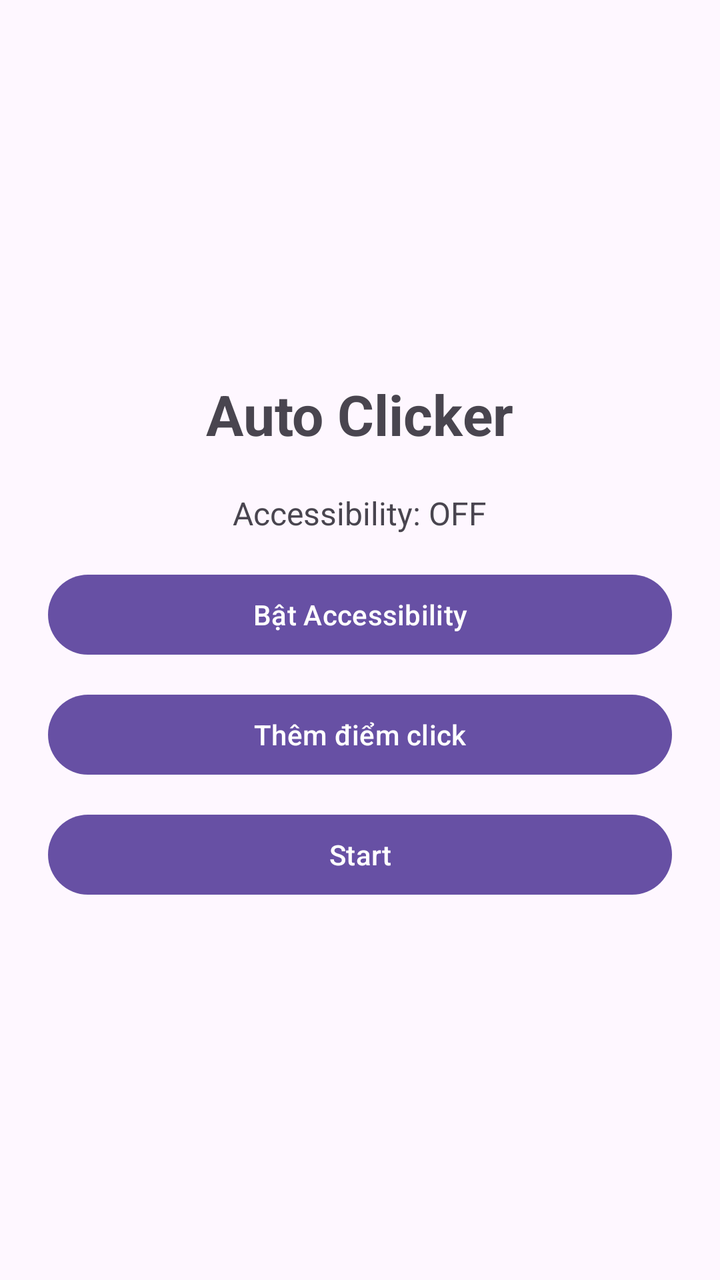
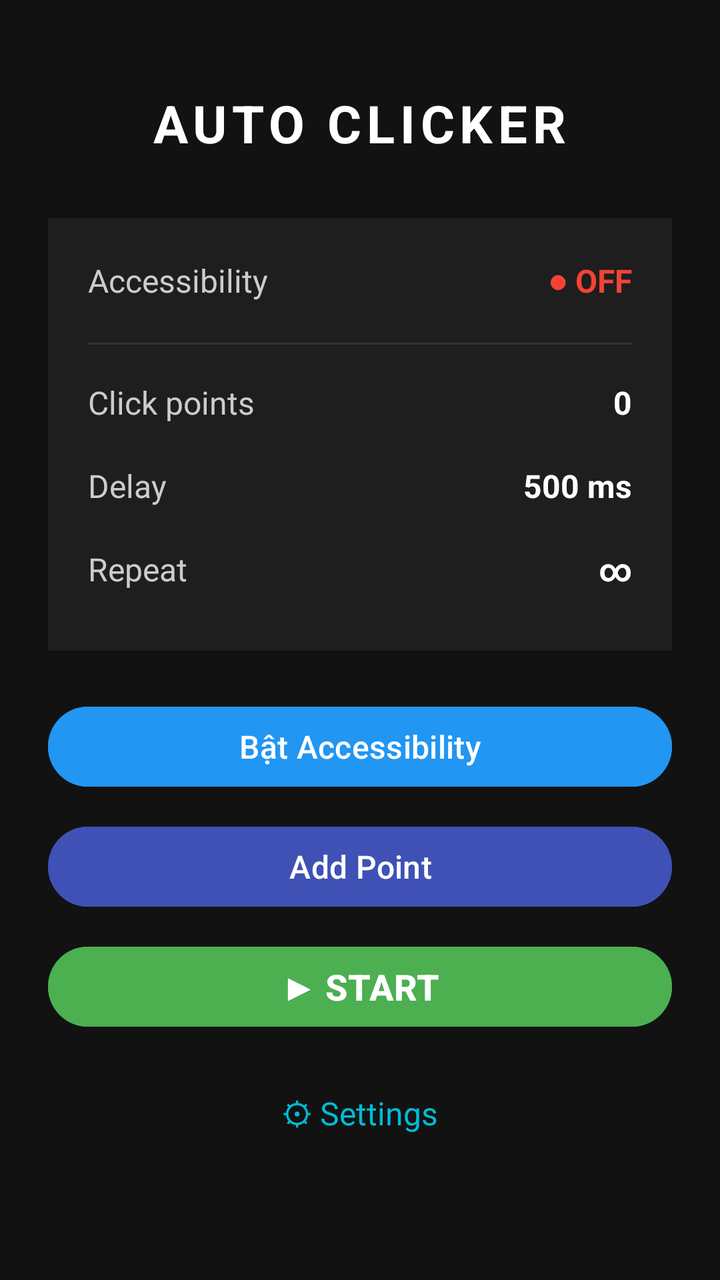

Before-and-after screenshots of an Android layout around one commit, followed by the original layout XML and the change that was made.
<!-- AndroidManifest.xml: application theme Theme.AutoClick -->
<!-- res/layout/activity_main.xml -->
<?xml version="1.0" encoding="utf-8"?>
<LinearLayout
    xmlns:android="http://schemas.android.com/apk/res/android"
    android:layout_width="match_parent"
    android:layout_height="match_parent"
    android:orientation="vertical"
    android:gravity="center"
    android:padding="24dp">

    <TextView
        android:layout_width="wrap_content"
        android:layout_height="wrap_content"
        android:text="Auto Clicker"
        android:textSize="28sp"
        android:textStyle="bold" />

    <TextView
        android:id="@+id/tvStatus"
        android:layout_width="wrap_content"
        android:layout_height="wrap_content"
        android:layout_marginTop="20dp"
        android:text="Accessibility: OFF"
        android:textSize="16sp" />

    <Button
        android:id="@+id/btnAccessibility"
        android:layout_width="match_parent"
        android:layout_height="wrap_content"
        android:layout_marginTop="16dp"
        android:text="Bật Accessibility" />

    <Button
        android:id="@+id/btnAddPoint"
        android:layout_width="match_parent"
        android:layout_height="wrap_content"
        android:layout_marginTop="12dp"
        android:text="Thêm điểm click" />

    <Button
        android:id="@+id/btnStartStop"
        android:layout_width="match_parent"
        android:layout_height="wrap_content"
        android:layout_marginTop="12dp"
        android:text="Start" />

</LinearLayout>
<!-- resources referenced by this layout -->
<resources>
  <style name="Theme.AutoClick" parent="Base.Theme.AutoClick" />
  <style name="Base.Theme.AutoClick" parent="Theme.Material3.DayNight.NoActionBar">
          
          
      </style>
</resources>

<!-- the commit's change to res/layout/activity_main.xml (unified diff, before → after) -->
@@ -4,43 +4,185 @@
     android:layout_width="match_parent"
     android:layout_height="match_parent"
     android:orientation="vertical"
-    android:gravity="center"
-    android:padding="24dp">
+    android:gravity="center_horizontal"
+    android:padding="24dp"
+    android:background="#121212">
 
+    
     <TextView
         android:layout_width="wrap_content"
         android:layout_height="wrap_content"
-        android:text="Auto Clicker"
-        android:textSize="28sp"
+        android:text="AUTO CLICKER"
+        android:textSize="26sp"
+        android:textStyle="bold"
+        android:textColor="#FFFFFF"
+        android:layout_marginTop="20dp"
+        android:letterSpacing="0.1" />
+
+    
+    <LinearLayout
+        android:layout_width="match_parent"
+        android:layout_height="wrap_content"
+        android:orientation="vertical"
+        android:background="#1E1E1E"
+        android:padding="20dp"
+        android:layout_marginTop="30dp">
+
+        
+        <LinearLayout
+            android:layout_width="match_parent"
+            android:layout_height="wrap_content"
+            android:orientation="horizontal"
+            android:gravity="center_vertical"
+            android:paddingBottom="12dp">
+
+            <TextView
+                android:layout_width="0dp"
+                android:layout_height="wrap_content"
+                android:layout_weight="1"
+                android:text="Accessibility"
+                android:textColor="#CCCCCC"
+                android:textSize="16sp" />
+
+            <TextView
+                android:id="@+id/tvAccessibilityStatus"
+                android:layout_width="wrap_content"
+                android:layout_height="wrap_content"
+                android:text="● OFF"
+                android:textColor="#F44336"
+                android:textSize="16sp"
+                android:textStyle="bold" />
+        </LinearLayout>
+
+        
+        <View
+            android:layout_width="match_parent"
+            android:layout_height="1dp"
+            android:background="#333333"
+            android:layout_marginVertical="8dp" />
+
+        
+        <LinearLayout
+            android:layout_width="match_parent"
+            android:layout_height="wrap_content"
+            android:orientation="horizontal"
+            android:gravity="center_vertical"
+            android:paddingVertical="10dp">
+
+            <TextView
+                android:layout_width="0dp"
+                android:layout_height="wrap_content"
+                android:layout_weight="1"
+                android:text="Click points"
+                android:textColor="#CCCCCC"
+                android:textSize="16sp" />
+
+            <TextView
+                android:id="@+id/tvClickPointsCount"
+                android:layout_width="wrap_content"
+                android:layout_height="wrap_content"
+                android:text="0"
+                android:textColor="#FFFFFF"
+                android:textSize="16sp"
+                android:textStyle="bold" />
+        </LinearLayout>
+
+        
+        <LinearLayout
+            android:layout_width="match_parent"
+            android:layout_height="wrap_content"
+            android:orientation="horizontal"
+            android:gravity="center_vertical"
+            android:paddingVertical="10dp">
+
+            <TextView
+                android:layout_width="0dp"
+                android:layout_height="wrap_content"
+                android:layout_weight="1"
+                android:text="Delay"
+                android:textColor="#CCCCCC"
+                android:textSize="16sp" />
+
+            <TextView
+                android:id="@+id/tvDelayInfo"
+                android:layout_width="wrap_content"
+                android:layout_height="wrap_content"
+                android:text="500 ms"
+                android:textColor="#FFFFFF"
+                android:textSize="16sp"
+                android:textStyle="bold" />
+        </LinearLayout>
+
+        
+        <LinearLayout
+            android:layout_width="match_parent"
+            android:layout_height="wrap_content"
+            android:orientation="horizontal"
+            android:gravity="center_vertical"
+            android:paddingVertical="10dp">
+
+            <TextView
+                android:layout_width="0dp"
+                android:layout_height="wrap_content"
+                android:layout_weight="1"
+                android:text="Repeat"
+                android:textColor="#CCCCCC"
+                android:textSize="16sp" />
+
+            <TextView
+                android:id="@+id/tvRepeatInfo"
+                android:layout_width="wrap_content"
+                android:layout_height="wrap_content"
+                android:text="∞"
+                android:textColor="#FFFFFF"
+                android:textSize="16sp"
+                android:textStyle="bold" />
+        </LinearLayout>
+
+    </LinearLayout>
+
+    
+    <Button
+        android:id="@+id/btnAccessibilityAction"
+        android:layout_width="match_parent"
+        android:layout_height="wrap_content"
+        android:layout_marginTop="24dp"
+        android:text="Bật Accessibility"
+        android:backgroundTint="#2196F3"
+        android:textColor="#FFFFFF"
+        android:textSize="16sp" />
+
+    <Button
+        android:id="@+id/btnAddPointAction"
+        android:layout_width="match_parent"
+        android:layout_height="wrap_content"
+        android:layout_marginTop="12dp"
+        android:text="Add Point"
+        android:backgroundTint="#3F51B5"
+        android:textColor="#FFFFFF"
+        android:textSize="16sp" />
+
+    <Button
+        android:id="@+id/btnStartAction"
+        android:layout_width="match_parent"
+        android:layout_height="wrap_content"
+        android:layout_marginTop="12dp"
+        android:text="▶ START"
+        android:backgroundTint="#4CAF50"
+        android:textColor="#FFFFFF"
+        android:textSize="18sp"
         android:textStyle="bold" />
 
     <TextView
-        android:id="@+id/tvStatus"
+        android:id="@+id/tvSettingsAction"
         android:layout_width="wrap_content"
         android:layout_height="wrap_content"
+        android:text="⚙ Settings"
+        android:textColor="#00BCD4"
+        android:textSize="16sp"
         android:layout_marginTop="20dp"
-        android:text="Accessibility: OFF"
-        android:textSize="16sp" />
-
-    <Button
-        android:id="@+id/btnAccessibility"
-        android:layout_width="match_parent"
-        android:layout_height="wrap_content"
-        android:layout_marginTop="16dp"
-        android:text="Bật Accessibility" />
-
-    <Button
-        android:id="@+id/btnAddPoint"
-        android:layout_width="match_parent"
-        android:layout_height="wrap_content"
-        android:layout_marginTop="12dp"
-        android:text="Thêm điểm click" />
-
-    <Button
-        android:id="@+id/btnStartStop"
-        android:layout_width="match_parent"
-        android:layout_height="wrap_content"
-        android:layout_marginTop="12dp"
-        android:text="Start" />
+        android:clickable="true"
+        android:focusable="true"
+        android:padding="8dp" />
 
 </LinearLayout>
